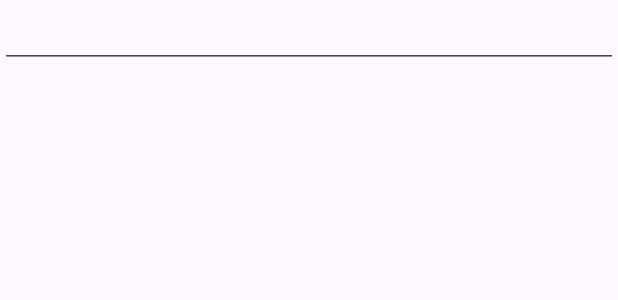
After one commit to bdelong41/animated-octo-giggle, an Android app: the layout plain_list_item.xml on its own in the app's theme, with its tools: preview values and no code run, on a phone screen of 412 x 824 dp. The commit adds this screen. Shown: the top 300 px of the screen. Run offline under Robolectric (Android 15) with nearby library versions, the phone set to English and light mode, and no system bars.

Commit message:
Attempt to add click listener to list elements

```diff
--- /dev/null
+++ b/app/src/main/res/layout/plain_list_item.xml
@@ -0,0 +1,13 @@
+<?xml version="1.0" encoding="utf-8"?>
+<LinearLayout xmlns:android="http://schemas.android.com/apk/res/android"
+    android:layout_width="match_parent"
+    android:layout_height="match_parent"
+    android:descendantFocusability="blocksDescendants">
+
+    <EditText
+        android:layout_width="match_parent"
+        android:id="@+id/edit_text"
+        android:layout_height="wrap_content"
+        android:inputType="text"
+        />
+</LinearLayout>
```
Also changed, not shown: app/src/main/java/com/Inventory/inventorytracker/AboutFragment.java (+26 -8 lines), app/src/main/java/com/Inventory/inventorytracker/model/BoxAdapter.java (+18 -2 lines), app/src/main/res/layout/fragment_about.xml (+4 -3 lines).
